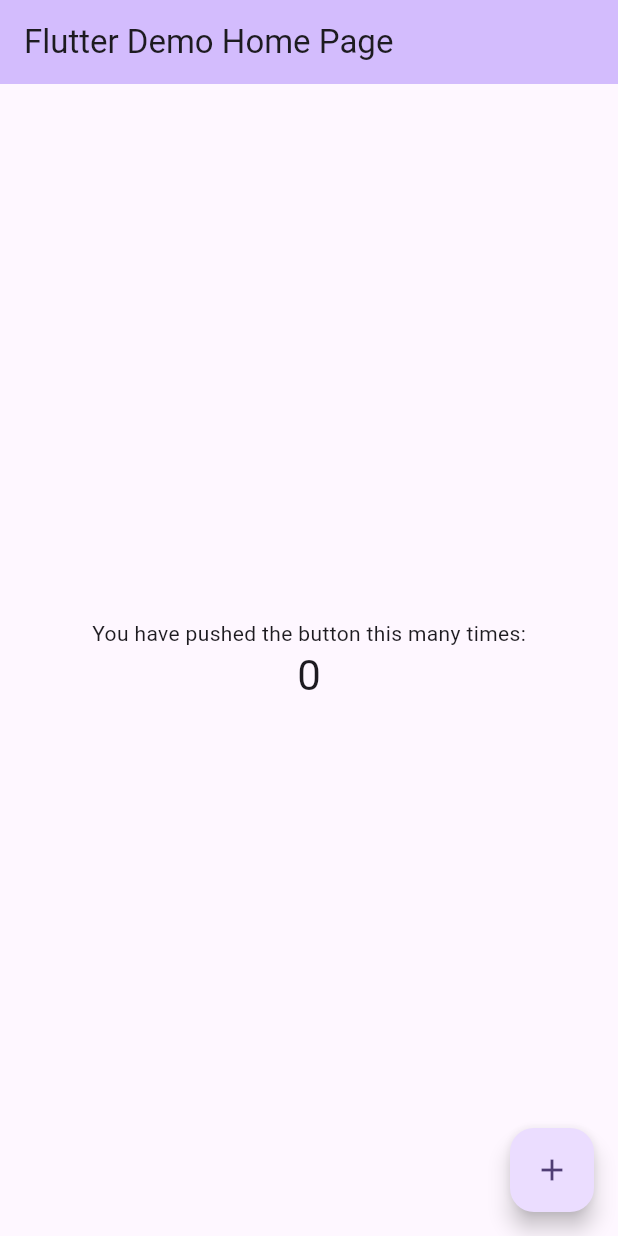
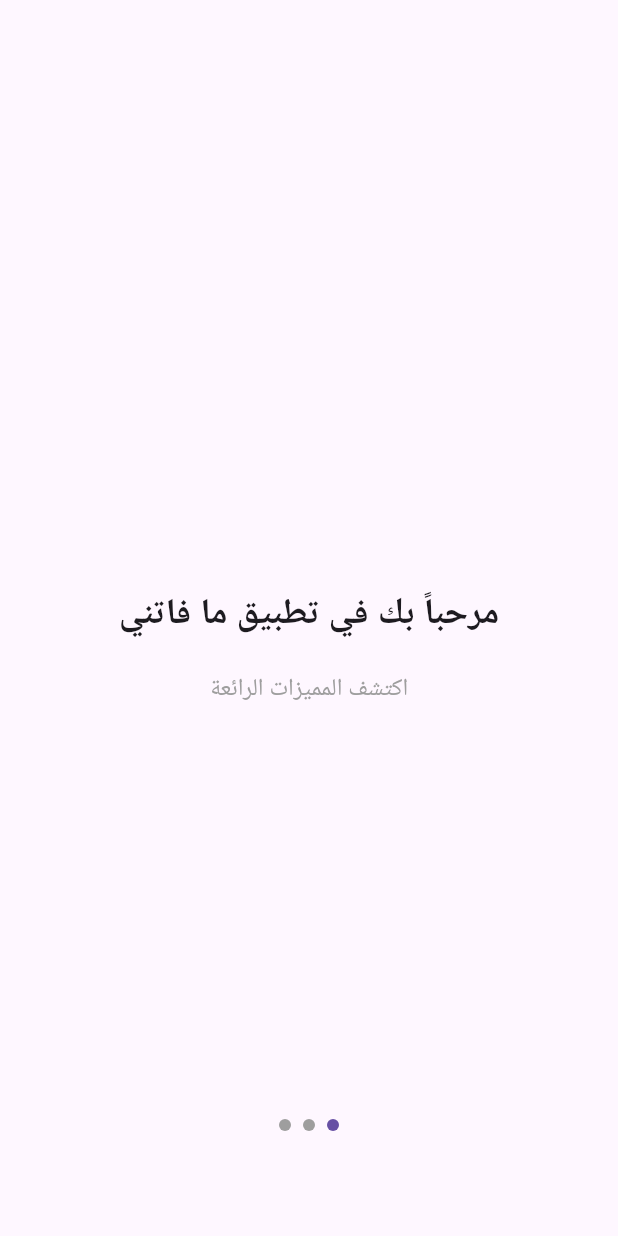
Before and after one commit to AmrKhaled991/ma_fatani, a Flutter app: the screen it shows after launch, on a phone screen of 412 x 824 dp. Run offline on Flutter 3.47's test engine with Material 3 defaults, Android fonts, the phone set to English and light mode, and no system bars; our stand-ins replace go_router; Roboto replaces fonts that are missing (Cairo).

Commit message:
handel basic app for start

```diff
--- /dev/null
+++ b/lib/app/app.dart
@@ -0,0 +1,30 @@
+import 'package:flutter/material.dart';
+import 'package:flutter_localizations/flutter_localizations.dart';
+import 'router.dart';
+
+class MyApp extends StatelessWidget {
+  const MyApp({super.key});
+
+  @override
+  Widget build(BuildContext context) {
+    return MaterialApp.router(
+      title: 'Ma Fatani',
+      theme: ThemeData(
+        primarySwatch: Colors.blue,
+        useMaterial3: true,
+        fontFamily: 'Cairo',
+      ),
+      locale: const Locale('ar', 'SA'),
+      localizationsDelegates: const [
+        GlobalMaterialLocalizations.delegate,
+        GlobalWidgetsLocalizations.delegate,
+        GlobalCupertinoLocalizations.delegate,
+      ],
+      supportedLocales: const [
+        Locale('ar', 'SA'),
+        Locale('en', 'US'),
+      ],
+      routerConfig: router,
+    );
+  }
+}
--- /dev/null
+++ b/lib/app/router.dart
@@ -0,0 +1,28 @@
+import 'package:flutter/material.dart';
+import 'package:go_router/go_router.dart';
+import '../features/onboarding/views/onboarding_view.dart';
+import '../features/home/views/home_view.dart';
+import '../features/settings/views/settings_view.dart';
+import '../features/add_plan/views/add_plan_view.dart';
+
+final router = GoRouter(
+  initialLocation: '/onboarding',
+  routes: [
+    GoRoute(
+      path: '/onboarding',
+      builder: (context, state) => const OnboardingView(),
+    ),
+    GoRoute(
+      path: '/home',
+      builder: (context, state) => const HomeView(),
+    ),
+    GoRoute(
+      path: '/add-plan',
+      builder: (context, state) => const AddPlanView(),
+    ),
+    GoRoute(
+      path: '/settings',
+      builder: (context, state) => const SettingsView(),
+    ),
+  ],
+);
--- /dev/null
+++ b/lib/features/add_plan/viewmodels/add_plan_viewmodel.dart
@@ -0,0 +1,6 @@
+class AddPlanViewModel {
+  // Add plan-related business logic here
+  void addNewPlan() {
+    // Implement add plan functionality
+  }
+}
--- /dev/null
+++ b/lib/features/home/viewmodels/home_viewmodel.dart
@@ -0,0 +1,3 @@
+class HomeViewModel {
+  // Add any business logic for the home screen here
+}
--- /dev/null
+++ b/lib/features/onboarding/viewmodels/onboarding_viewmodel.dart
@@ -0,0 +1,31 @@
+class OnboardingViewModel {
+  final List<OnboardingSlide> slides = [
+    OnboardingSlide(
+      image: 'assets/images/onboarding1.png',
+      title: 'Welcome to Ma Fatani',
+      description: 'Discover amazing features',
+    ),
+    OnboardingSlide(
+      image: 'assets/images/onboarding2.png',
+      title: 'Plan Your Day',
+      description: 'Organize your tasks efficiently',
+    ),
+    OnboardingSlide(
+      image: 'assets/images/onboarding3.png',
+      title: 'Stay Connected',
+      description: 'Keep track of your progress',
+    ),
+  ];
+}
+
+class OnboardingSlide {
+  final String image;
+  final String title;
+  final String description;
+
+  OnboardingSlide({
+    required this.image,
+    required this.title,
+    required this.description,
+  });
+}
--- /dev/null
+++ b/lib/features/onboarding/views/onboarding_view.dart
@@ -0,0 +1,131 @@
+import 'package:flutter/material.dart';
+import 'package:go_router/go_router.dart';
+import '../viewmodels/onboarding_viewmodel.dart';
+
+class OnboardingView extends StatefulWidget {
+  const OnboardingView({super.key});
+
+  @override
+  State<OnboardingView> createState() => _OnboardingViewState();
+}
+
+class _OnboardingViewState extends State<OnboardingView> {
+  final PageController _pageController = PageController();
+  final OnboardingViewModel _viewModel = OnboardingViewModel();
+  int _currentPage = 0;
+
+  @override
+  Widget build(BuildContext context) {
+    return Scaffold(
+      body: Stack(
+        children: [
+          PageView(
+            controller: _pageController,
+            onPageChanged: (index) {
+              setState(() {
+                _currentPage = index;
+              });
+            },
+            children: [
+              _buildOnboardingPage(
+                'assets/images/onboarding1.png',
+                'مرحباً بك في تطبيق ما فاتني',
+                'اكتشف المميزات الرائعة',
+              ),
+              _buildOnboardingPage(
+                'assets/images/onboarding2.png',
+                'خطط ليومك',
+                'نظم مهامك بكفاءة',
+              ),
+              _buildOnboardingPage(
+                'assets/images/onboarding3.png',
+                'ابق على اتصال',
+                'تابع تقدمك',
+              ),
+            ],
+          ),
+          Positioned(
+            bottom: 50,
+            left: 0,
+            right: 0,
+            child: Column(
+              children: [
+                Row(
+                  mainAxisAlignment: MainAxisAlignment.center,
+                  children: List.generate(
+                    3,
+                    (index) => Container(
+                      margin: const EdgeInsets.symmetric(horizontal: 4),
+                      width: 8,
+                      height: 8,
+                      decoration: BoxDecoration(
+                        shape: BoxShape.circle,
+                        color: _currentPage == index
+                            ? Theme.of(context).primaryColor
+                            : Colors.grey,
+                      ),
+                    ),
+                  ),
+                ),
+                const SizedBox(height: 20),
+                if (_currentPage == 2)
+                  ElevatedButton(
+                    onPressed: () => context.go('/home'),
+                    style: ElevatedButton.styleFrom(
+                      padding: const EdgeInsets.symmetric(
+                        horizontal: 32,
+                        vertical: 16,
+                      ),
+                    ),
+                    child: const Text(
+                      'ابدأ الآن',
+                      style: TextStyle(fontSize: 18),
+                    ),
+                  ),
+              ],
+            ),
+          ),
+        ],
+      ),
+    );
+  }
+
+  Widget _buildOnboardingPage(String image, String title, String description) {
+    return Padding(
+      padding: const EdgeInsets.all(20.0),
+      child: Column(
+        mainAxisAlignment: MainAxisAlignment.center,
+        children: [
+          // Image.asset(
+          //   image,
+          //   height: 300,
+          // ),
+          const SizedBox(height: 40),
+          Text(
+            title,
+            style: const TextStyle(
+              fontSize: 24,
+              fontWeight: FontWeight.bold,
+            ),
+            textAlign: TextAlign.center,
+          ),
+          const SizedBox(height: 20),
+          Text(
+            description,
+            textAlign: TextAlign.center,
+            style: const TextStyle(
+              fontSize: 16,
+              color: Colors.grey,
+            ),
+          ),
+        ],
+      ),
+    );
+  }
+
+  @override
+  void dispose() {
+    _pageController.dispose();
+    super.dispose();
+  }
+}
--- a/lib/main.dart
+++ b/lib/main.dart
@@ -1,125 +1,25 @@
 import 'package:flutter/material.dart';
+import 'package:flutter/services.dart';
+import 'app/app.dart';
 
-void main() {
+void main() async {
+  WidgetsFlutterBinding.ensureInitialized();
+
+  // Set preferred orientations
+  await SystemChrome.setPreferredOrientations([
+    DeviceOrientation.portraitUp,
+    DeviceOrientation.portraitDown,
+  ]);
+
+  // Set system UI overlay style
+  SystemChrome.setSystemUIOverlayStyle(
+    const SystemUiOverlayStyle(
+      statusBarColor: Colors.transparent,
+      statusBarIconBrightness: Brightness.dark,
+      systemNavigationBarColor: Colors.white,
+      systemNavigationBarIconBrightness: Brightness.dark,
+    ),
+  );
+
   runApp(const MyApp());
 }
-
-class MyApp extends StatelessWidget {
-  const MyApp({super.key});
-
-  // This widget is the root of your application.
-  @override
-  Widget build(BuildContext context) {
-    return MaterialApp(
-      title: 'Flutter Demo',
-      theme: ThemeData(
-        // This is the theme of your application.
-        //
-        // TRY THIS: Try running your application with "flutter run". You'll see
-        // the application has a purple toolbar. Then, without quitting the app,
-        // try changing the seedColor in the colorScheme below to Colors.green
-        // and then invoke "hot reload" (save your changes or press the "hot
-        // reload" button in a Flutter-supported IDE, or press "r" if you used
-        // the command line to start the app).
-        //
-        // Notice that the counter didn't reset back to zero; the application
-        // state is not lost during the reload. To reset the state, use hot
-        // restart instead.
-        //
-        // This works for code too, not just values: Most code changes can be
-        // tested with just a hot reload.
-        colorScheme: ColorScheme.fromSeed(seedColor: Colors.deepPurple),
-        useMaterial3: true,
-      ),
-      home: const MyHomePage(title: 'Flutter Demo Home Page'),
-    );
-  }
-}
-
-class MyHomePage extends StatefulWidget {
-  const MyHomePage({super.key, required this.title});
-
-  // This widget is the home page of your application. It is stateful, meaning
-  // that it has a State object (defined below) that contains fields that affect
-  // how it looks.
-
-  // This class is the configuration for the state. It holds the values (in this
-  // case the title) provided by the parent (in this case the App widget) and
-  // used by the build method of the State. Fields in a Widget subclass are
-  // always marked "final".
-
-  final String title;
-
-  @override
-  State<MyHomePage> createState() => _MyHomePageState();
-}
-
-class _MyHomePageState extends State<MyHomePage> {
-  int _counter = 0;
-
-  void _incrementCounter() {
-    setState(() {
-      // This call to setState tells the Flutter framework that something has
-      // changed in this State, which causes it to rerun the build method below
-      // so that the display can reflect the updated values. If we changed
-      // _counter without calling setState(), then the build method would not be
-      // called again, and so nothing would appear to happen.
-      _counter++;
-    });
-  }
-
-  @override
-  Widget build(BuildContext context) {
-    // This method is rerun every time setState is called, for instance as done
-    // by the _incrementCounter method above.
-    //
-    // The Flutter framework has been optimized to make rerunning build methods
-    // fast, so that you can just rebuild anything that needs updating rather
-    // than having to individually change instances of widgets.
-    return Scaffold(
-      appBar: AppBar(
-        // TRY THIS: Try changing the color here to a specific color (to
-        // Colors.amber, perhaps?) and trigger a hot reload to see the AppBar
-        // change color while the other colors stay the same.
-        backgroundColor: Theme.of(context).colorScheme.inversePrimary,
-        // Here we take the value from the MyHomePage object that was created by
-        // the App.build method, and use it to set our appbar title.
-        title: Text(widget.title),
-      ),
-      body: Center(
-        // Center is a layout widget. It takes a single child and positions it
-        // in the middle of the parent.
-        child: Column(
-          // Column is also a layout widget. It takes a list of children and
-          // arranges them vertically. By default, it sizes itself to fit its
-          // children horizontally, and tries to be as tall as its parent.
-          //
-          // Column has various properties to control how it sizes itself and
-          // how it positions its children. Here we use mainAxisAlignment to
-          // center the children vertically; the main axis here is the vertical
-          // axis because Columns are vertical (the cross axis would be
-          // horizontal).
-          //
-          // TRY THIS: Invoke "debug painting" (choose the "Toggle Debug Paint"
-          // action in the IDE, or press "p" in the console), to see the
-          // wireframe for each widget.
-          mainAxisAlignment: MainAxisAlignment.center,
-          children: <Widget>[
-            const Text(
-              'You have pushed the button this many times:',
-            ),
-            Text(
-              '$_counter',
-              style: Theme.of(context).textTheme.headlineMedium,
-            ),
-          ],
-        ),
-      ),
-      floatingActionButton: FloatingActionButton(
-        onPressed: _incrementCounter,
-        tooltip: 'Increment',
-        child: const Icon(Icons.add),
-      ), // This trailing comma makes auto-formatting nicer for build methods.
-    );
-  }
-}
```
Also changed, not shown: lib/features/add_plan/views/add_plan_view.dart (added, +21 -0 lines), lib/features/home/views/home_view.dart (added, +71 -0 lines), lib/features/settings/viewmodels/settings_viewmodel.dart (added, +18 -0 lines), lib/features/settings/views/settings_view.dart (added, +47 -0 lines), pubspec.yaml (+9 -10 lines), pubspec.lock, 125 other files.
